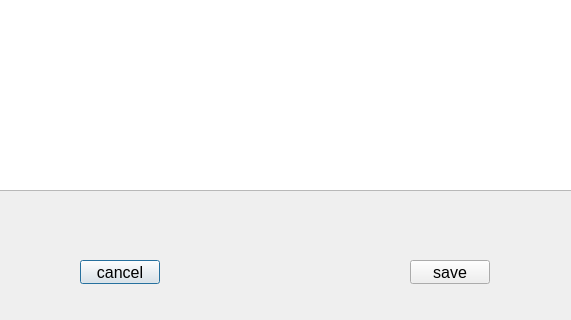
Old version of the form RMS_qt/editnewcategory.ui in the repository dev-pratik02/RMS; both pictures show x 90 to 661 and y 280 to 600 of the 800 by 600 pixel window.
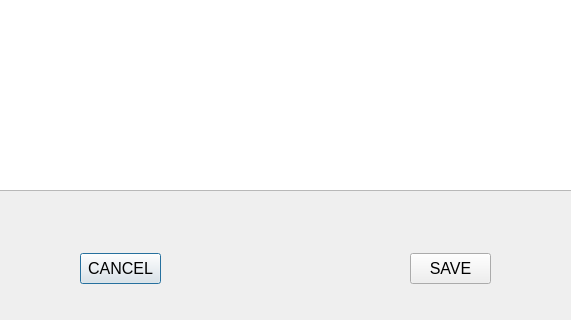
New version of the form.

```diff
--- a/RMS_qt/editnewcategory.ui
+++ b/RMS_qt/editnewcategory.ui
@@ -127,9 +127,9 @@
    <property name="geometry">
     <rect>
      <x>170</x>
-     <y>540</y>
-     <width>80</width>
-     <height>24</height>
+     <y>533</y>
+     <width>81</width>
+     <height>31</height>
     </rect>
    </property>
    <property name="font">
@@ -139,16 +139,16 @@
     </font>
    </property>
    <property name="text">
-    <string>cancel</string>
+    <string>CANCEL</string>
    </property>
   </widget>
   <widget class="QPushButton" name="SAVE">
    <property name="geometry">
     <rect>
      <x>500</x>
-     <y>540</y>
-     <width>80</width>
-     <height>24</height>
+     <y>533</y>
+     <width>81</width>
+     <height>31</height>
     </rect>
    </property>
    <property name="font">
@@ -158,7 +158,7 @@
     </font>
    </property>
    <property name="text">
-    <string>save</string>
+    <string>SAVE</string>
    </property>
   </widget>
  </widget>
```
